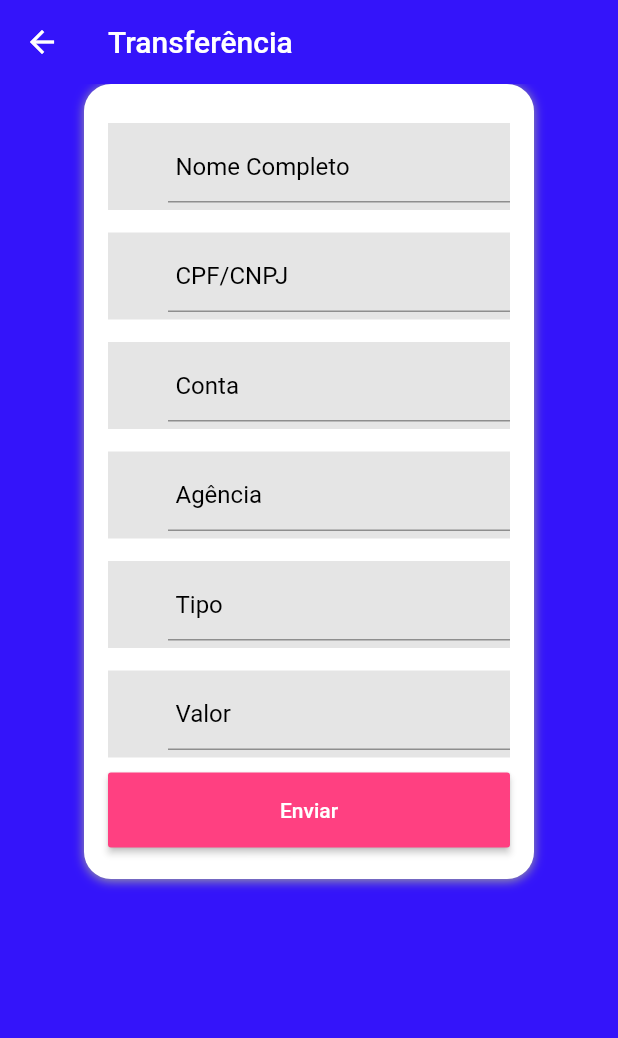
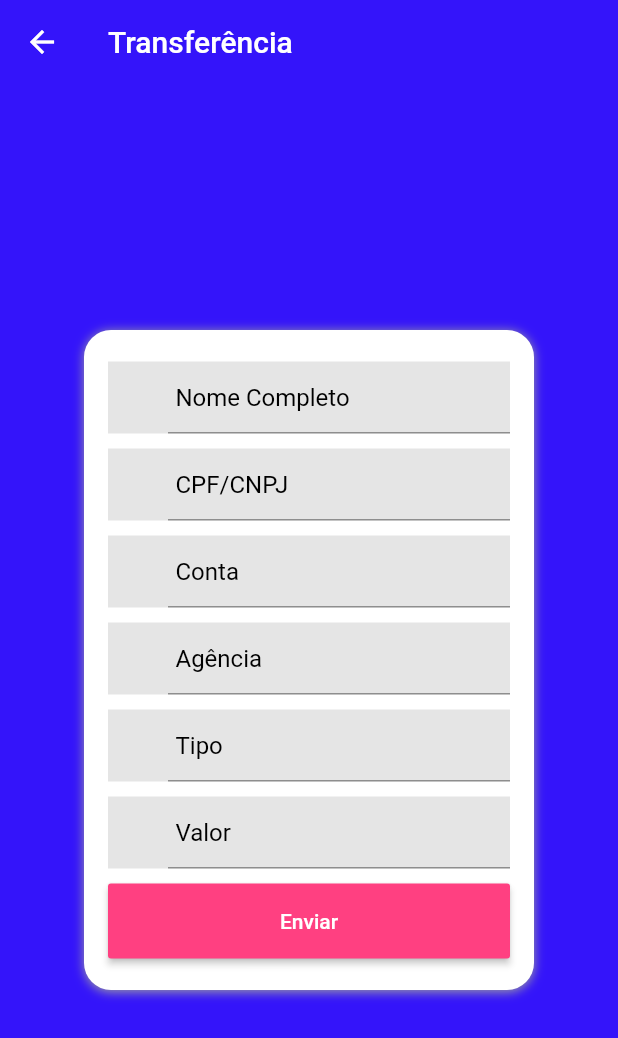
Before and after one commit to GuilhermeOrtizAluno/X-Bank, a Flutter app: the Transferencia screen opened directly, on a phone screen of 412 x 824 dp. Shown: the top 1038 px of the screen. Run offline on Flutter 3.47's test engine with Material 2 defaults, Android fonts, the phone set to English and light mode, and no system bars.

Commit message:
merge trunk jefferson

```diff
--- a/lib/screens/home.dart
+++ b/lib/screens/home.dart
@@ -10,12 +10,13 @@ class Home extends StatefulWidget {
 
 const List<Options> options = const <Options>[
   const Options(titulo: 'Saldo e Extrato', icon: Icons.attach_money),
-  const Options(titulo: 'Tranferencia', icon: Icons.autorenew_sharp),
+  const Options(titulo: 'Tranferencia', icon: Icons.autorenew_sharp, navi: 2),
   const Options(titulo: 'Pagar Conta', icon: Icons.money),
   const Options(titulo: 'Cartão', icon: Icons.credit_card_outlined),
 ];
 
 class _HomeState extends State<Home> {
+
   @override
   Widget build(BuildContext context) {
     return Scaffold(
--- a/lib/screens/recuperar_senha.dart
+++ b/lib/screens/recuperar_senha.dart
@@ -1,7 +1,6 @@
 import 'package:flutter/cupertino.dart';
 import 'package:flutter/material.dart';
 import '../widgets/input_field.dart';
-import 'package:get/get.dart';
 
 class RecuperarSenha extends StatefulWidget {
   RecuperarSenha({Key key}) : super(key: key);
--- a/lib/screens/transferencia.dart
+++ b/lib/screens/transferencia.dart
@@ -19,13 +19,12 @@ class _TransferenciaState extends State<Transferencia> {
         foregroundColor: Color.fromRGBO(52, 20, 250, 1),
         elevation: 0,
       ),
-      body: Scaffold(
-          body: Container(
+      body: SafeArea(
+        child: Container(
           width: MediaQuery.of(context).size.width,
           height: MediaQuery.of(context).size.height,
           color: Color.fromRGBO(52, 20, 250, 1),
-        child: SingleChildScrollView(
-          child: Center(
+          child:  Center(
             child: Column(
               crossAxisAlignment: CrossAxisAlignment.center,
               mainAxisAlignment: MainAxisAlignment.center,
@@ -47,60 +46,31 @@ class _TransferenciaState extends State<Transferencia> {
                   padding: EdgeInsets.all(16.0),
                   child: Column(
                     children: <Widget>[
-                        Container(
-                          //Input: "Nome Completo"
-                          margin: EdgeInsets.only(top: 10, bottom: 5),
-                          color: Color.fromRGBO(229, 229, 229, 1),
-                          child: InputField(
+                      InputField(
                         hint: "Nome Completo",
                         obscure: false,
                       ),
-                        ),
-                        Container(
-                          //Input: "CPF/CNPJ"
-                          margin: EdgeInsets.only(top: 10, bottom: 5),
-                          color: Color.fromRGBO(229, 229, 229, 1),
-                          child: InputField(
+                      InputField(
                         hint: "CPF/CNPJ",
                         obscure: false,
                       ),
-                        ),
-                        Container(
-                          //Input: "Conta"
-                          margin: EdgeInsets.only(top: 10, bottom: 5),
-                          color: Color.fromRGBO(229, 229, 229, 1),
-                          child: InputField(
+                      InputField(
                         hint: "Conta",
                         obscure: false,
                       ),
-                        ),
-                        Container(
-                          //Input: "Agência"
-                          margin: EdgeInsets.only(top: 10, bottom: 5),
-                          color: Color.fromRGBO(229, 229, 229, 1),
-                          child: InputField(
+                      InputField(
                         hint: "Agência",
                         obscure: false,
                       ),
-                        ),
-                        Container(
-                          //Input: "Tipo"
-                          margin: EdgeInsets.only(top: 10, bottom: 5),
-                          color: Color.fromRGBO(229, 229, 229, 1),
-                          child: InputField(
+                      InputField(
                         hint: "Tipo",
                         obscure: false,
                       ),
-                        ),
-                        Container(
-                          //Input: "Valor"
-                          margin: EdgeInsets.only(top: 10, bottom: 5),
-                          color: Color.fromRGBO(229, 229, 229, 1),
-                          child: InputField(
+                        InputField(
                         hint: "Valor",
                         obscure: false,
                       ),
-                        ),
+
                       Container(
                         //Botão enviar transferencia
                         margin: EdgeInsets.symmetric(vertical: 5),
@@ -121,10 +91,11 @@ class _TransferenciaState extends State<Transferencia> {
                     ],
                   ),
                 )
-                ]),
+              ]
             ),
           ),
-      )),
+        ),
+      ),
     );
   }
 }
```
Also changed, not shown: lib/screens/login.dart (+8 -3 lines), lib/screens/register.dart (+2 -44 lines), lib/widgets/grid_options.dart (+15 -2 lines). Lines whose indentation alone changed are shown as unchanged.
